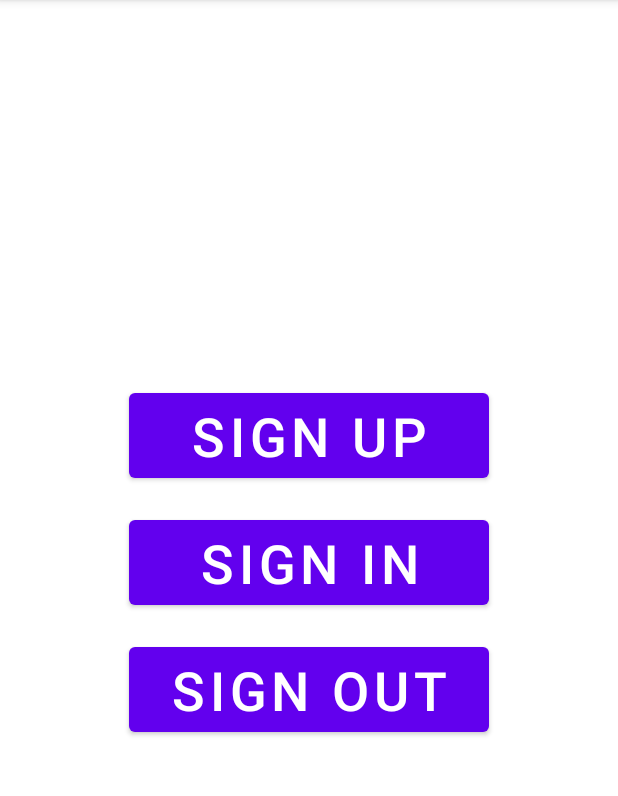
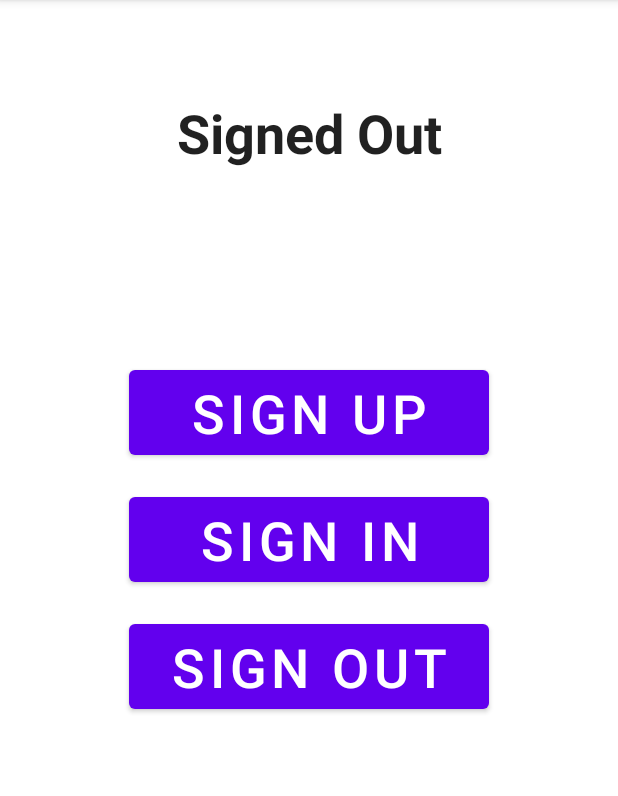
Before and after one commit to Imran4424/Android-FirebaseEmailAuthenticationFirebaseUI, an Android app: the screen it shows after launch (MainActivity), on a phone screen of 412 x 824 dp, the part 84-880 px from its top. Run offline under Robolectric (Android 15) with nearby library versions, the phone set to English and light mode, and no system bars; our stand-ins replace Firebase (no records; nobody signed in at launch, a user with empty details on screens opened directly).

Commit message:
main activity

```diff
--- a/app/build.gradle
+++ b/app/build.gradle
@@ -1,5 +1,6 @@
 plugins {
     id 'com.android.application'
+    id 'com.google.gms.google-services'
 }
 
 android {
@@ -48,5 +49,6 @@ dependencies {
     // https://firebase.google.com/docs/android/setup#available-libraries
     implementation 'com.google.firebase:firebase-core'
 
+
     implementation 'com.firebaseui:firebase-ui-auth:6.4.0'
 }
--- a/app/src/main/java/com/imran/android/java_firebaseemailauthenticationui/MainActivity.java
+++ b/app/src/main/java/com/imran/android/java_firebaseemailauthenticationui/MainActivity.java
@@ -2,24 +2,31 @@ package com.imran.android.java_firebaseemailauthenticationui;
 
 import android.os.Bundle;
 import android.view.View;
+import android.widget.TextView;
 
 import androidx.appcompat.app.AppCompatActivity;
 
 import com.google.firebase.auth.FirebaseAuth;
 
 public class MainActivity extends AppCompatActivity {
+    String TAG = "EmailUI_Auth";
+    TextView textSigningStatus;
 
     @Override
     protected void onCreate(Bundle savedInstanceState) {
         super.onCreate(savedInstanceState);
         setContentView(R.layout.activity_main);
 
+        textSigningStatus = findViewById(R.id.textViewSigningStatus);
+
         FirebaseAuth firebaseAuth = FirebaseAuth.getInstance();
 
         if (firebaseAuth.getCurrentUser() != null) {
             // already signed in
+            textSigningStatus.setText("Signed In");
         } else {
             // not signed in
+            textSigningStatus.setText("Signed Out");
         }
     }
 
--- a/app/src/main/res/layout/activity_main.xml
+++ b/app/src/main/res/layout/activity_main.xml
@@ -10,13 +10,13 @@
         android:id="@+id/buttonSignUp"
         android:layout_width="240dp"
         android:layout_height="wrap_content"
-        android:layout_marginTop="256dp"
+        android:layout_marginTop="128dp"
         android:onClick="signUp"
         android:text="Sign Up"
         android:textSize="36sp"
         app:layout_constraintEnd_toEndOf="parent"
         app:layout_constraintStart_toStartOf="parent"
-        app:layout_constraintTop_toTopOf="parent" />
+        app:layout_constraintTop_toBottomOf="@+id/textViewSigningStatus" />
 
     <Button
         android:id="@+id/buttonSignIn"
@@ -41,4 +41,19 @@
         app:layout_constraintEnd_toEndOf="parent"
         app:layout_constraintStart_toStartOf="parent"
         app:layout_constraintTop_toBottomOf="@+id/buttonSignIn" />
+
+    <TextView
+        android:id="@+id/textViewSigningStatus"
+        android:layout_width="0dp"
+        android:layout_height="wrap_content"
+        android:layout_marginTop="64dp"
+        android:text="Signed Out"
+        android:textAlignment="center"
+        android:textAppearance="@style/TextAppearance.AppCompat.Large"
+        android:textSize="36sp"
+        android:textStyle="bold"
+        app:layout_constraintEnd_toEndOf="parent"
+        app:layout_constraintHorizontal_bias="0.5"
+        app:layout_constraintStart_toStartOf="parent"
+        app:layout_constraintTop_toTopOf="parent" />
 </androidx.constraintlayout.widget.ConstraintLayout>
```
